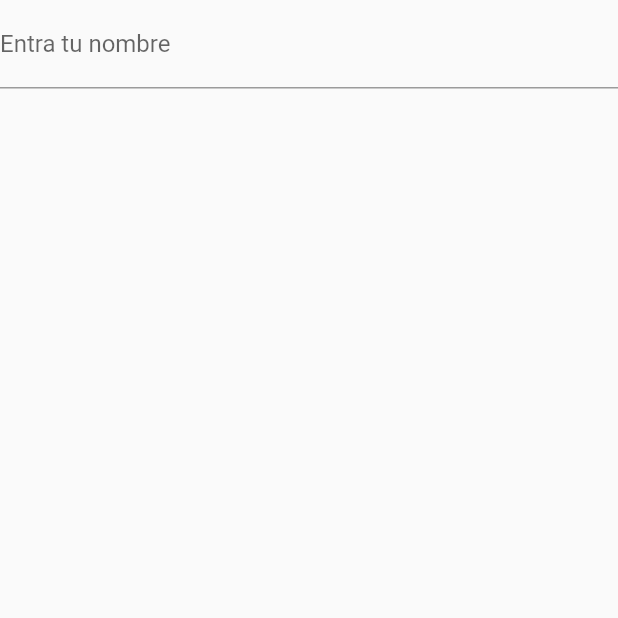
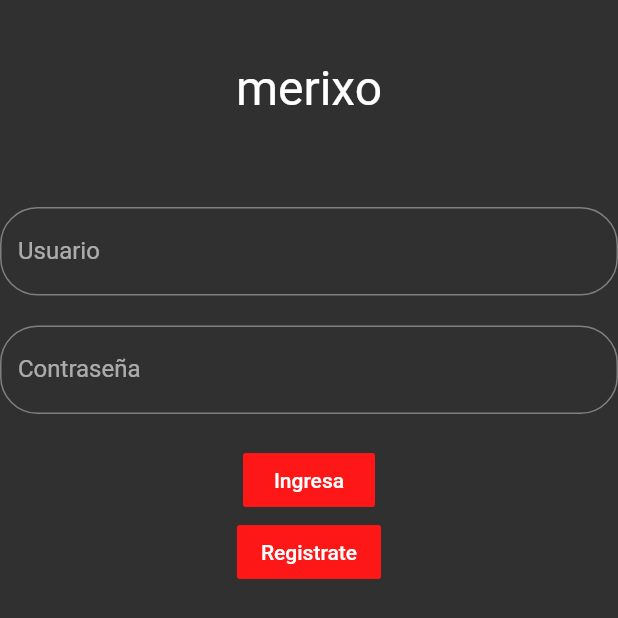
Before and after one commit to slalbertojesus/merixo, a Flutter app: the screen it shows after launch, on a phone screen of 412 x 824 dp. Shown: the top 618 px of the screen. Run offline on Flutter 3.47's test engine with Material 2 defaults, Android fonts, the phone set to English and light mode, and no system bars; Roboto replaces fonts that are missing (GalanoGrotesque, Montserrat, Poppins).

Commit message:
Se añadió estilo para caso de uso inicio de sesión

```diff
--- a/lib/inicio_sesion.dart
+++ b/lib/inicio_sesion.dart
@@ -5,27 +5,66 @@ class InicioSesion extends StatefulWidget {
 
   @override
   _InicioSesionState createState() => new _InicioSesionState();
-
 }
 
 class _InicioSesionState extends State<InicioSesion> {
-
   @override
   Widget build(BuildContext context) {
     return new Scaffold(
-      body: _buildList(),
-    );
+        body: Wrap(
+            runSpacing: 20, // to apply margin vertically
+            children: <Widget>[
+          Padding(
+            padding: const EdgeInsets.all(40.0),
+            child: Center(
+              child: Text('merixo',
+                  style: TextStyle(fontFamily: 'GalanoGrotesque', fontSize: 32)),
+            ),
+          ),
+          _buildTextField("Usuario"),
+          _buildTextField("Contraseña"),
+          Center(
+            child: Column (
+               children: <Widget>[
+            _buildButton("Ingresa"),
+            _buildButton("Registrate"),
+               ],
+            ),
+          )
+        ]));
   }
 
-  Widget _buildList() {
-    TextField textFieldNombre =_buildTextField("Entra tu nombre");
-    return textFieldNombre;
+  FlatButton _buildButton(String buttonIdentifier){
+  FlatButton button = new FlatButton(
+                 child: Text(
+                   buttonIdentifier),
+                   onPressed: () {
+                     //
+                     //
+                   },
+                   color: Color.fromRGBO(253, 23, 23, 1),
+                );
+                return button;;
   }
 
-  TextField _buildTextField(String textFieldMotive) {
-    return TextField(
-              decoration: InputDecoration(labelText: textFieldMotive),
-            );
+TextField _buildTextField(String textFieldMotive) {
+    TextField texto = new TextField(
+                      decoration: new InputDecoration(
+                        labelText: textFieldMotive,
+                        fillColor: Colors.black,
+                        border: new OutlineInputBorder(
+                          borderRadius: new BorderRadius.circular(25.0),
+                          borderSide: new BorderSide(
+                          ),
+                        ),
+                      ),
+                      keyboardType: TextInputType.emailAddress,
+                      style: new TextStyle(
+                        fontFamily: "Poppins",
+                      ),
+      //decoration: InputDecoration(labelText: textFieldMotive),
+    );
+  return texto;
   }
 
 }
--- a/lib/main.dart
+++ b/lib/main.dart
@@ -7,17 +7,32 @@ void main() {
 
 const PrimaryColor = Color.fromRGBO(0, 0, 0, 1);
 const SecundaryColor = Color.fromRGBO(255, 0, 0, 1);
+const Red = Color.fromRGBO(253, 23, 23, 1);
+
 
 class Merixo extends StatelessWidget {
   @override
   Widget build(BuildContext context) {
-    return new MaterialApp(
-      title: 'Merixo',
-      theme: new ThemeData(
-        primaryColor: PrimaryColor,
-        primaryColorBrightness: Brightness.dark,
+    return MaterialApp(
+      title: "Merixp",
+      theme: ThemeData(
+        // Define the default brightness and colors.
+        brightness: Brightness.dark,
+        primaryColor: Red,
+        accentColor: Red,
+
+        // Define the default font family.
+        fontFamily: 'Montserrat',
+
+        // Define the default TextTheme. Use this to specify the default
+        // text styling for headlines, titles, bodies of text, and more.
+        textTheme: TextTheme(
+          headline: TextStyle(fontSize: 72.0, fontWeight: FontWeight.bold),
+          title: TextStyle(fontSize: 36.0, fontStyle: FontStyle.italic),
+          body1: TextStyle(fontSize: 14.0, fontFamily: 'Hind'),
+        ),
       ),
-      home: new InicioSesion(),
+      home: new InicioSesion()
     );
   }
-}
+  }
--- a/pubspec.yaml
+++ b/pubspec.yaml
@@ -57,6 +57,11 @@ flutter:
   # list giving the asset and other descriptors for the font. For
   # example:
   # fonts:
+  #   - family: GalanoGrotesque
+  #     fonts:
+  #       - asset: assets/fonts/merixo-font/GalanoGrotesque-Medium.ttf
+  #         style: medium
+  # fonts:
   #   - family: Schyler
   #     fonts:
   #       - asset: fonts/Schyler-Regular.ttf
```
Also changed, not shown: assets/fonts/merixo-font/GalanoGrotesque-Medium.ttf (added).
